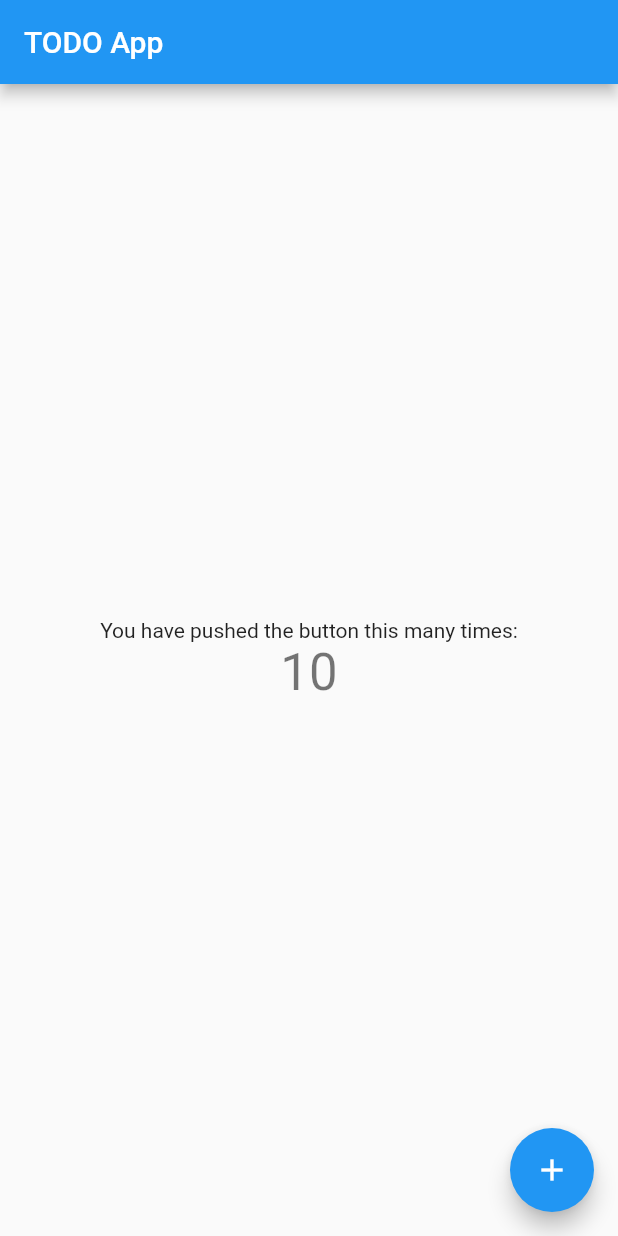
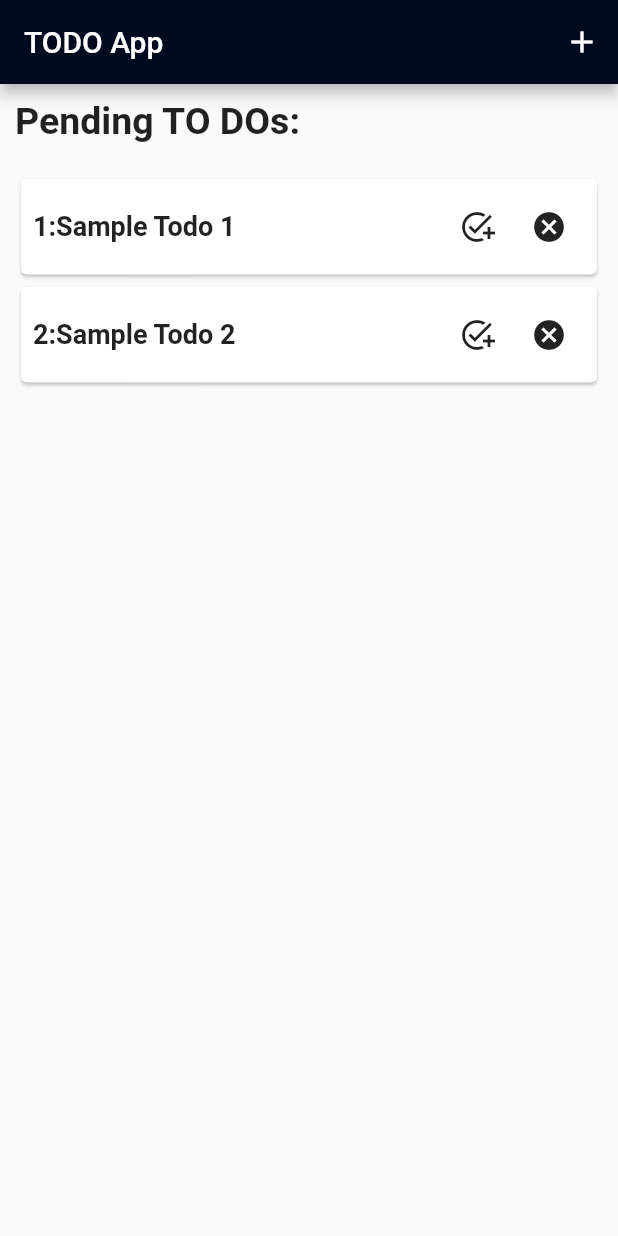
Before and after one commit to ElieBamunoba/Todo_app, a Flutter app: the screen it shows after launch, on a phone screen of 412 x 824 dp. Run offline on Flutter 3.47's test engine with Material 2 defaults, Android fonts, the phone set to English and light mode, and no system bars; our stand-ins replace equatable.

Commit message:
todos home screen ui

```diff
--- a/lib/main.dart
+++ b/lib/main.dart
@@ -14,8 +14,11 @@ class MyApp extends StatelessWidget {
     return MaterialApp(
       title: 'TODO App',
       theme: ThemeData(
-        primarySwatch: Colors.blue,
-      ),
+          primaryColor: const Color(0xff000a1f),
+          primarySwatch: Colors.blue,
+          appBarTheme: const AppBarTheme(
+            color: Color(0xff000a1f),
+          )),
       home: const TodosScreen(title: 'TODO App'),
     );
   }
--- /dev/null
+++ b/lib/models/todos_model.dart
@@ -0,0 +1,44 @@
+import 'package:equatable/equatable.dart';
+
+class Todo extends Equatable {
+  final String id;
+  final String task;
+  final String description;
+  bool? isCompleted;
+  bool? isCancelled;
+  Todo(
+      {required this.id,
+      required this.task,
+      required this.description,
+      this.isCancelled,
+      this.isCompleted});
+  Todo copyWith({
+    String? id,
+    String? task,
+    String? description,
+    bool? isCompleted,
+    bool? isCancelled,
+  }) {
+    return Todo(
+      id: id ?? this.id,
+      task: task ?? this.task,
+      description: description ?? this.description,
+      isCompleted: isCompleted ?? this.isCompleted,
+      isCancelled: isCancelled ?? this.isCancelled,
+    );
+  }
+
+  @override
+  List<Object?> get props => [
+        id,
+        task,
+        description,
+        isCompleted,
+        isCancelled,
+      ];
+
+  static List<Todo> todos = [
+    Todo(id: '1', task: 'Sample Todo 1', description: 'This is a test Todo'),
+    Todo(id: '2', task: 'Sample Todo 2', description: 'This is a test Todo'),
+  ];
+}
--- a/lib/presentation/screens/todos/todos_screen.dart
+++ b/lib/presentation/screens/todos/todos_screen.dart
@@ -1,4 +1,7 @@
 import 'package:flutter/material.dart';
+
+import '../../../models/todos_model.dart';
+import '../../widgets/todo_card.dart';
 
 class TodosScreen extends StatelessWidget {
   const TodosScreen({super.key, required this.title});
@@ -10,26 +13,41 @@ class TodosScreen extends StatelessWidget {
     return Scaffold(
       appBar: AppBar(
         title: Text(title),
+        actions: [
+          IconButton(
+            onPressed: () {},
+            icon: const Icon(Icons.add),
+          )
+        ],
       ),
-      body: Center(
+      body: Container(
+        margin: const EdgeInsets.all(10),
         child: Column(
-          mainAxisAlignment: MainAxisAlignment.center,
+          mainAxisAlignment: MainAxisAlignment.start,
+          crossAxisAlignment: CrossAxisAlignment.start,
           children: <Widget>[
             const Text(
-              'You have pushed the button this many times:',
+              'Pending TO DOs:',
+              style: TextStyle(
+                fontSize: 25,
+                fontWeight: FontWeight.bold,
+              ),
             ),
-            Text(
-              '10',
-              style: Theme.of(context).textTheme.headline4,
+            const SizedBox(
+              height: 20,
             ),
+            ListView.builder(
+                shrinkWrap: true,
+                itemCount: Todo.todos.length,
+                itemBuilder: (BuildContext context, int index) {
+                  return TodoCard(
+                    todo: Todo.todos[index],
+                  );
+                })
           ],
         ),
       ),
-      floatingActionButton: FloatingActionButton(
-        onPressed: () {},
-        tooltip: 'Increment',
-        child: const Icon(Icons.add),
-      ), // This trailing comma makes auto-formatting nicer for build methods.
+      // This trailing comma makes auto-formatting nicer for build methods.
     );
   }
 }
--- /dev/null
+++ b/lib/presentation/widgets/todo_card.dart
@@ -0,0 +1,44 @@
+import 'package:flutter/material.dart';
+
+import '../../models/todos_model.dart';
+
+class TodoCard extends StatelessWidget {
+  final Todo todo;
+  const TodoCard({
+    super.key,
+    required this.todo,
+  });
+
+  @override
+  Widget build(BuildContext context) {
+    return Card(
+      child: Padding(
+        padding: const EdgeInsets.all(8),
+        child: Row(
+          mainAxisAlignment: MainAxisAlignment.spaceBetween,
+          children: [
+            Text(
+              '${todo.id}:${todo.task}',
+              style: const TextStyle(
+                fontSize: 18,
+                fontWeight: FontWeight.bold,
+              ),
+            ),
+            Row(
+              children: [
+                IconButton(
+                  onPressed: () {},
+                  icon: Icon(Icons.add_task),
+                ),
+                IconButton(
+                  onPressed: () {},
+                  icon: Icon(Icons.cancel),
+                ),
+              ],
+            )
+          ],
+        ),
+      ),
+    );
+  }
+}
--- a/pubspec.yaml
+++ b/pubspec.yaml
@@ -36,6 +36,8 @@ dependencies:
   # The following adds the Cupertino Icons font to your application.
   # Use with the CupertinoIcons class for iOS style icons.
   cupertino_icons: ^1.0.2
+  bloc: ^8.1.0
+  equatable: ^2.0.5
 
 dev_dependencies:
   flutter_test:
```
Also changed, not shown: pubspec.lock.
